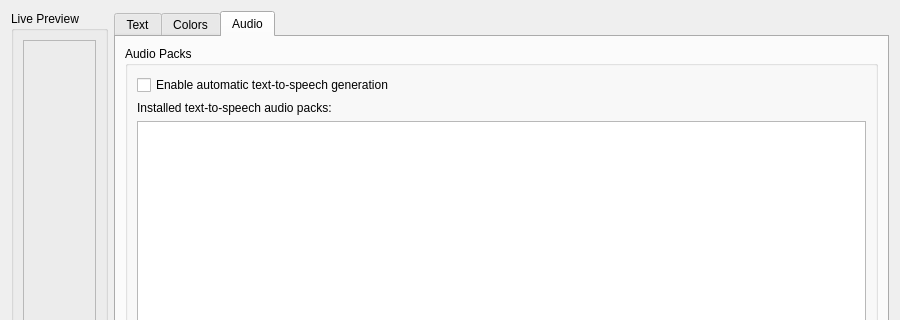
Above: pinyin/forms/designer/preferences.ui from Nick3C/pinyin-toolkit before the change; both pictures show x 0 to 900 and y 0 to 320 of the 900 by 650 pixel window. Below: the same form after it.
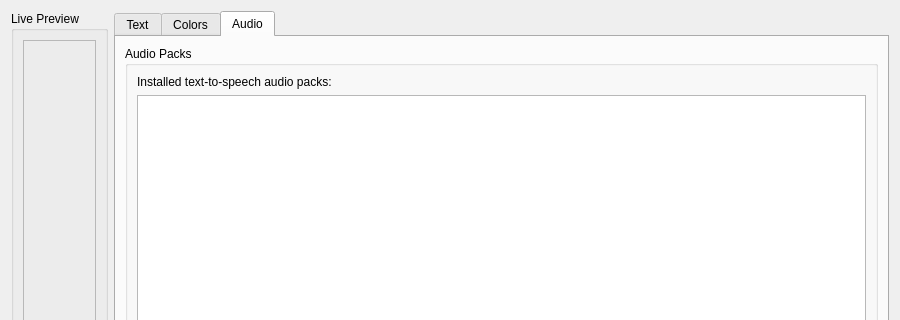
That is the form after the change. The open tabs and pages were chosen to show the change.

Commit message: Remove the now-redundant generate audio checkbox

```diff
--- a/pinyin/forms/designer/preferences.ui
+++ b/pinyin/forms/designer/preferences.ui
@@ -509,13 +509,6 @@
           <string>Audio Packs</string>
          </property>
          <layout class="QVBoxLayout" name="verticalLayout_10">
-          <item>
-           <widget class="QCheckBox" name="enableAudioCheck">
-            <property name="text">
-             <string>Enable automatic text-to-speech generation</string>
-            </property>
-           </widget>
-          </item>
           <item>
            <widget class="QLabel" name="installedAudioPacksLabel">
             <property name="text">
```
The commit also changes 3 other files.
